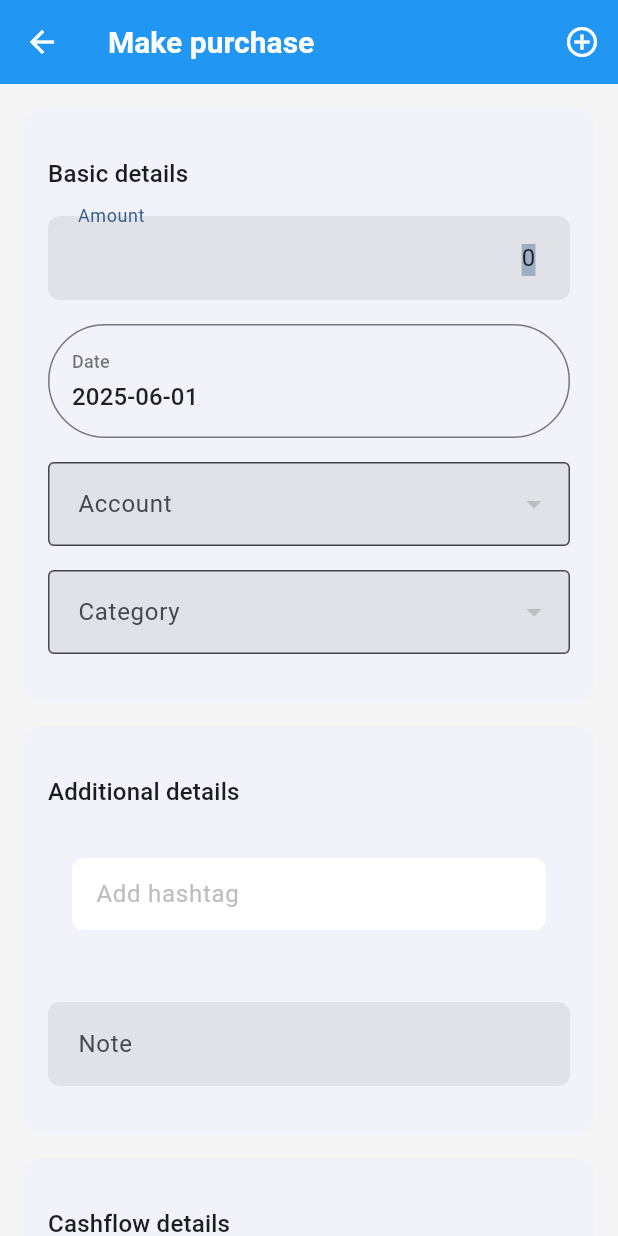
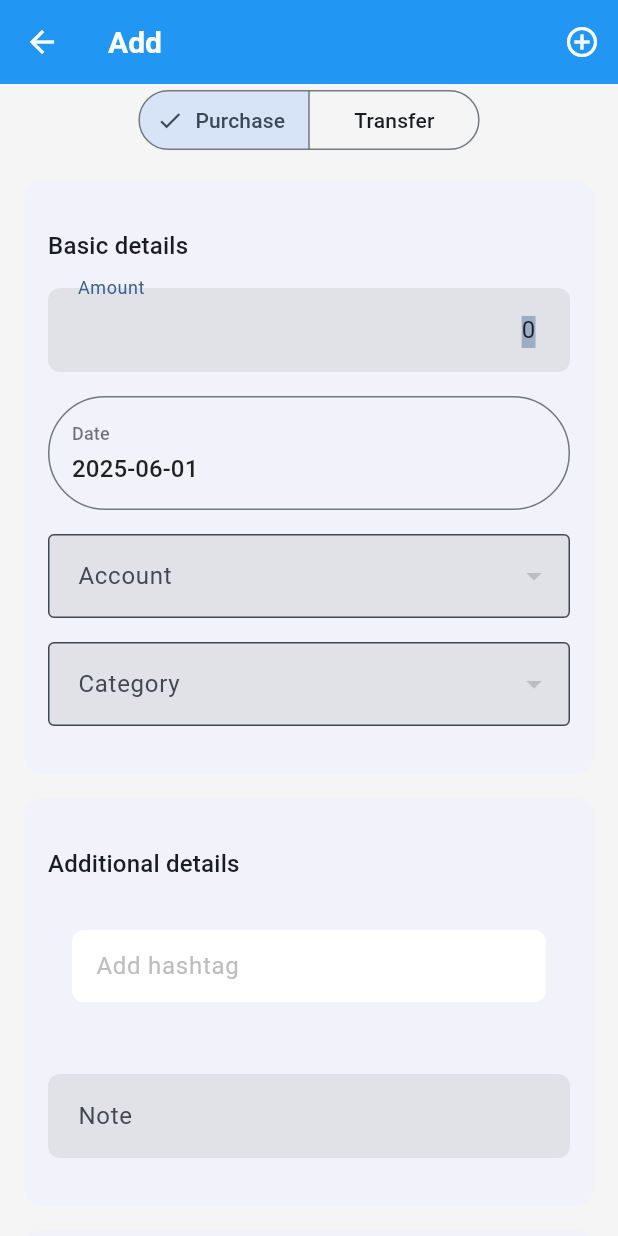
Before and after one commit to patmoreau/holefeeder-ui, a Flutter app: the HomeScreen screen opened by its route, after a tap on the "shopping cart checkout" icon, on a phone screen of 412 x 824 dp. Run offline on Flutter 3.47's test engine with Material 3 defaults, Android fonts, the phone set to English and light mode, and no system bars; our stand-ins replace decimal, dio, flutter_dotenv, go_router, hive, hive_flutter and 3 more; missing offline and left inert: auth0_flutter, cupertino_calendar_picker, pull_down_button, quick_actions; accounts and stored records are empty; generated files the repository leaves out were written again; network calls fail.

Commit message:
add transfer

```diff
--- a/lib/core/models/models.dart
+++ b/lib/core/models/models.dart
@@ -8,5 +8,6 @@ export 'pay_cashflow.dart';
 export 'store_item.dart';
 export 'tag.dart';
 export 'transaction.dart';
+export 'transfer.dart';
 export 'upcoming.dart';
 export 'user_settings.dart';
--- /dev/null
+++ b/lib/core/models/transfer.dart
@@ -0,0 +1,34 @@
+import 'package:decimal/decimal.dart';
+import 'package:intl/intl.dart';
+
+class Transfer {
+  final DateTime date;
+  final Decimal amount;
+  final String description;
+  final String fromAccountId;
+  final String toAccountId;
+
+  const Transfer({
+    required this.date,
+    required this.amount,
+    required this.description,
+    required this.fromAccountId,
+    required this.toAccountId,
+  });
+
+  factory Transfer.fromJson(Map<String, dynamic> json) => Transfer(
+    date: DateTime.parse(json['date'] as String),
+    amount: Decimal.parse(json['amount'] as String),
+    description: json['description'] as String,
+    fromAccountId: json['fromAccountId'] as String,
+    toAccountId: json['toAccountId'] as String,
+  );
+
+  Map<String, dynamic> toJson() => {
+    'date': DateFormat('yyyy-MM-dd').format(date),
+    'amount': double.parse(amount.toString()),
+    'description': description,
+    'fromAccountId': fromAccountId,
+    'toAccountId': toAccountId,
+  };
+}
--- a/lib/core/providers/data_provider.dart
+++ b/lib/core/providers/data_provider.dart
@@ -40,6 +40,8 @@ abstract class DataProvider {
   );
 
   Future<String?> makePurchase(MakePurchase item);
+
+  Future<String?> transfer(Transfer item);
 
   Future<String> payCashflow(PayCashflow item);
 }
@@ -247,6 +249,19 @@ class DataProviderImpl implements DataProvider {
   }
 
   @override
+  Future<String?> transfer(Transfer item) async {
+    try {
+      final result = await _restClient.transfer(item);
+      if (result.response.statusCode == 201) {
+        return result.data;
+      }
+      throw Exception('Could not make the transfer');
+    } catch (e) {
+      throw Exception('Could not make the transfer');
+    }
+  }
+
+  @override
   Future<String> payCashflow(PayCashflow item) async {
     try {
       final result = await _restClient.payCashflow(item);
--- a/lib/core/repositories/transaction_repository.dart
+++ b/lib/core/repositories/transaction_repository.dart
@@ -164,6 +164,21 @@ class TransactionRepository
     }
   }
 
+  Future<void> transfer(Transfer value) async {
+    try {
+      await _dataProvider.transfer(value);
+      await _getAllFromApi(value.fromAccountId);
+      developer.log(
+        'TransactionRepository: Firing TransactionAddedEvent for accountId: ${value.fromAccountId}',
+      );
+      EventBus().fire(TransactionAddedEvent(value.fromAccountId));
+      EventBus().fire(TransactionAddedEvent(value.toAccountId));
+    } catch (e) {
+      _logError('failed to make transfer', e);
+      throw Exception('Failed to make transfer');
+    }
+  }
+
   Future<List<Transaction>> getForAccount(String accountId) async {
     try {
       await ensureInitialized();
--- a/lib/core/utils/rest_client.dart
+++ b/lib/core/utils/rest_client.dart
@@ -56,6 +56,9 @@ abstract class RestClient {
   @POST('api/v2/transactions/make-purchase')
   Future<HttpResponse<String>> makePurchase(@Body() MakePurchase command);
 
+  @POST('api/v2/transactions/transfer')
+  Future<HttpResponse<String>> transfer(@Body() Transfer command);
+
   @POST('api/v2/transactions/pay-cashflow')
   Future<HttpResponse<String>> payCashflow(@Body() PayCashflow command);
 }
--- a/lib/core/view_models/screens/purchase_form_state.dart
+++ b/lib/core/view_models/screens/purchase_form_state.dart
@@ -8,7 +8,8 @@ class PurchaseFormState extends BaseFormState {
   final Decimal amount;
   final DateTime date;
   final String note;
-  final Account? selectedAccount;
+  final Account? selectedFromAccount;
+  final Account? selectedToAccount;
   final Category? selectedCategory;
   final List<String> tags;
   final bool isCashflow;
@@ -24,7 +25,8 @@ class PurchaseFormState extends BaseFormState {
     Decimal? amount,
     DateTime? date,
     this.note = '',
-    this.selectedAccount,
+    this.selectedFromAccount,
+    this.selectedToAccount,
     this.selectedCategory,
     this.tags = const [],
     this.isCashflow = false,
@@ -46,7 +48,8 @@ class PurchaseFormState extends BaseFormState {
     Decimal? amount,
     DateTime? date,
     String? note,
-    Account? selectedAccount,
+    Account? selectedFromAccount,
+    Account? selectedToAccount,
     Category? selectedCategory,
     List<String>? tags,
     bool? isCashflow,
@@ -64,7 +67,8 @@ class PurchaseFormState extends BaseFormState {
       amount: amount ?? this.amount,
       date: date ?? this.date,
       note: note ?? this.note,
-      selectedAccount: selectedAccount ?? this.selectedAccount,
+      selectedFromAccount: selectedFromAccount ?? this.selectedFromAccount,
+      selectedToAccount: selectedToAccount ?? this.selectedToAccount,
       selectedCategory: selectedCategory ?? this.selectedCategory,
       tags: tags ?? this.tags,
       isCashflow: isCashflow ?? this.isCashflow,
--- a/lib/l10n/app_en.arb
+++ b/lib/l10n/app_en.arb
@@ -1,5 +1,9 @@
 {
   "@@locale": "en",
+  "add": "Add",
+  "@addTitle": {
+    "description": "add"
+  },
   "appTitle": "Holefeeder",
   "@appTitle": {
     "description": "The application name"
@@ -28,9 +32,17 @@
   "@fieldAccount": {
     "description": "The account field label"
   },
+  "fieldAccountFrom": "From account",
+  "@fieldAccountFrom": {
+    "description": "The from account field label"
+  },
   "fieldAccountPlaceHolder": "Select your account",
   "@fieldAccountPlaceHolder": {
     "description": "Placeholder text for the account field"
+  },
+  "fieldAccountTo": "To account",
+  "@fieldAccountTo": {
+    "description": "The to account field label"
   },
   "fieldAmount": "Amount",
   "@fieldAmount": {
@@ -150,7 +162,7 @@
   "@purchaseCashflowDetails": {
     "description": "The title of the cashflow details in the purchase screen"
   },
-  "purchaseTitle": "Make purchase",
+  "purchaseTitle": "Purchase",
   "@purchaseTitle": {
     "description": "The title of the purchase screen"
   },
@@ -169,6 +181,10 @@
   "transactionsEmpty": "No transactions found",
   "@transactionsEmpty": {
     "description": "The transactions list is empty"
+  },
+  "transfer": "Transfer",
+  "@transfer": {
+    "description": "A button to transfer an item"
   },
   "upcoming": "Upcoming",
   "@upcoming": {
--- a/lib/l10n/app_fr.arb
+++ b/lib/l10n/app_fr.arb
@@ -1,5 +1,6 @@
 {
   "@@locale": "fr",
+  "add": "Ajouter",
   "appTitle": "Holefeeder",
   "back": "Retour",
   "buttonOk": "OK",
@@ -7,7 +8,9 @@
   "dashboard": "Tableau de bord",
   "errorGeneric": "Une erreur s'est produite",
   "fieldAccount": "Compte",
+  "fieldAccountFrom": "Du compte",
   "fieldAccountPlaceHolder": "Sélectionnez votre compte",
+  "fieldAccountTo": "Vers le compte",
   "fieldAmount": "Montant",
   "fieldCashflow": "Flux de trésorerie",
   "fieldCategory": "Catégorie",
@@ -41,6 +44,7 @@
   "save": "Enregistrer",
   "transactions": "Transactions",
   "transactionsEmpty": "Aucune transaction trouvée",
+  "transfer": "Transfert",
   "upcoming": "À venir",
   "upcomingEmpty": "Aucun transaction à venir",
   "validationDecimalNumber": "Le nombre doit être décimal positif",
--- a/lib/ui/views/account_form.dart
+++ b/lib/ui/views/account_form.dart
@@ -28,7 +28,7 @@ class _AccountFormState extends State<AccountForm> {
           children: [
             _buildAccountCard(context, model),
             SizedBox(height: 16),
-            CupertinoSlidingSegmentedControl<ListType>(
+            AdaptiveSegmentedControl<ListType>(
               groupValue: _selectedSegment,
               onValueChanged: (ListType? value) {
                 if (value != null) {
--- a/lib/ui/views/purchase_form.dart
+++ b/lib/ui/views/purchase_form.dart
@@ -70,8 +70,8 @@ class PurchaseForm extends StatelessWidget {
     ),
     AccountPicker(
       accounts: model.accounts,
-      selectedAccount: model.formState.selectedAccount,
-      onChanged: model.setSelectedAccount,
+      selectedAccount: model.formState.selectedFromAccount,
+      onChanged: model.setSelectedFromAccount,
     ),
     CategoryPicker(
       categories: model.categories,
--- a/lib/ui/views/purchase_screen.dart
+++ b/lib/ui/views/purchase_screen.dart
@@ -2,7 +2,6 @@ import 'package:flutter/widgets.dart';
 import 'package:go_router/go_router.dart';
 import 'package:holefeeder/core/extensions/extensions.dart';
 import 'package:holefeeder/core/models/models.dart';
-import 'package:holefeeder/core/providers/providers.dart';
 import 'package:holefeeder/core/repositories/repositories.dart';
 import 'package:holefeeder/core/services/services.dart';
 import 'package:holefeeder/core/view_models/view_models.dart';
@@ -10,6 +9,10 @@ import 'package:holefeeder/ui/services/services.dart';
 import 'package:holefeeder/ui/views/purchase_form.dart';
 import 'package:holefeeder/ui/widgets/widgets.dart';
 import 'package:provider/provider.dart';
+
+import 'purchase_transfer_form.dart';
+
+enum ListType { purchase, transfer }
 
 class PurchaseScreen extends StatefulWidget {
   final Account? account;
@@ -22,6 +25,7 @@ class PurchaseScreen extends StatefulWidget {
 
 class _PurchaseScreenState extends State<PurchaseScreen> {
   final GlobalKey<FormState> _formKey = GlobalKey<FormState>();
+  ListType _selectedSegment = ListType.purchase;
 
   @override
   Widget build(BuildContext context) => ViewModelProvider<PurchaseViewModel>(
@@ -43,7 +47,7 @@ class _PurchaseScreenState extends State<PurchaseScreen> {
                     ? LocalizationService.current.dashboard
                     : LocalizationService.current.fieldAccount,
           ),
-          title: LocalizationService.current.purchaseTitle,
+          title: LocalizationService.current.add,
           actions: [
             AdaptiveIconButton(
               onPressed: () => _save(model),
@@ -58,13 +62,39 @@ class _PurchaseScreenState extends State<PurchaseScreen> {
     return FormStateHandler(
       formState: model.formState,
       builder:
-          () => ScrollConfiguration(
+          () => Column(
+            children: [
+              AdaptiveSegmentedControl<ListType>(
+                groupValue: _selectedSegment,
+                onValueChanged: (ListType? value) {
+                  if (value != null) {
+                    setState(() {
+                      _selectedSegment = value;
+                    });
+                  }
+                },
+                children: <ListType, Widget>{
+                  ListType.purchase: Text(LocalizationService.current.purchase),
+                  ListType.transfer: Text(LocalizationService.current.transfer),
+                },
+              ),
+              Expanded(
+                child: ScrollConfiguration(
                   behavior: ScrollConfiguration.of(
                     context,
                   ).copyWith(scrollbars: true),
                   child: SafeArea(
-              child: PurchaseForm(model: model, formKey: _formKey),
+                    child:
+                        _selectedSegment == ListType.purchase
+                            ? PurchaseForm(model: model, formKey: _formKey)
+                            : PurchaseTransferForm(
+                              model: model,
+                              formKey: _formKey,
                             ),
+                  ),
+                ),
+              ),
+            ],
           ),
     );
   }
@@ -72,12 +102,26 @@ class _PurchaseScreenState extends State<PurchaseScreen> {
   void _cancel(PurchaseViewModel model) => context.pop();
 
   Future<void> _save(PurchaseViewModel model) async {
-    if (!_formKey.currentState!.validate()) {
+    // First validate the form fields using Flutter's form validation
+    final isFormValid = _formKey.currentState!.validate();
+
+    // Next, run the ViewModel's validation based on the selected segment
+    final isModelValid =
+        _selectedSegment == ListType.purchase
+            ? model.validatePurchase()
+            : model.validateTransfer();
+
+    // Only proceed if both validations pass
+    if (!isFormValid || !isModelValid) {
       return;
     }
 
     _formKey.currentState!.save();
+    if (_selectedSegment == ListType.purchase) {
       await model.makePurchase();
+    } else {
+      await model.makeTransfer();
+    }
 
     if (mounted) {
       context.popOrGoHome();
--- a/lib/ui/widgets/account_picker.dart
+++ b/lib/ui/widgets/account_picker.dart
@@ -4,12 +4,14 @@ import 'package:holefeeder/core/services/services.dart';
 import 'package:holefeeder/ui/widgets/adaptive/adaptive_picker.dart';
 
 class AccountPicker extends StatelessWidget {
+  final String? label;
   final List<Account> accounts;
   final Account? selectedAccount;
   final ValueChanged<Account?> onChanged;
 
   const AccountPicker({
     super.key,
+    this.label,
     required this.accounts,
     required this.selectedAccount,
     required this.onChanged,
@@ -17,7 +19,7 @@ class AccountPicker extends StatelessWidget {
 
   @override
   Widget build(BuildContext context) => AdaptivePicker<Account>(
-    label: LocalizationService.current.fieldAccount,
+    label: label ?? LocalizationService.current.fieldAccount,
     value: selectedAccount,
     items: accounts,
     displayStringFor: (account) => account.name,
--- a/lib/ui/widgets/adaptive/adaptive.dart
+++ b/lib/ui/widgets/adaptive/adaptive.dart
@@ -11,5 +11,6 @@ export 'adaptive_navigation_item.dart';
 export 'adaptive_navigation_scaffold.dart';
 export 'adaptive_picker.dart';
 export 'adaptive_scaffold.dart';
+export 'adaptive_segmented_control.dart';
 export 'adaptive_switch.dart';
 export 'adaptive_text_field.dart';
--- /dev/null
+++ b/lib/ui/widgets/adaptive/adaptive_segmented_control.dart
@@ -0,0 +1,107 @@
+import 'package:flutter/cupertino.dart';
+import 'package:flutter/material.dart';
+import 'package:universal_platform/universal_platform.dart';
+
+/// A segmented control that adapts to the current platform.
+///
+/// On iOS/macOS, this widget uses a [CupertinoSlidingSegmentedControl].
+/// On other platforms, it uses a Material-style segmented button.
+class AdaptiveSegmentedControl<T extends Object> extends StatelessWidget {
+  /// The value that is currently selected.
+  final T groupValue;
+
+  /// Called when a new value is selected.
+  final ValueChanged<T?> onValueChanged;
+
+  /// The map of segments to be shown as options.
+  final Map<T, Widget> children;
+
+  /// Background color for the segmented control.
+  final Color? backgroundColor;
+
+  /// Border color for Material segmented control.
+  final Color? borderColor;
+
+  /// Selected color for Material segmented control.
+  final Color? selectedColor;
+
+  /// Unselected color for Material segmented control.
+  final Color? unselectedColor;
+
+  const AdaptiveSegmentedControl({
+    super.key,
+    required this.groupValue,
+    required this.onValueChanged,
+    required this.children,
+    this.backgroundColor,
+    this.borderColor,
+    this.selectedColor,
+    this.unselectedColor,
+  });
+
+  @override
+  Widget build(BuildContext context) {
+    if (UniversalPlatform.isApple) {
+      return _buildCupertinoControl();
+    } else {
+      return _buildMaterialControl(context);
+    }
+  }
+
+  Widget _buildCupertinoControl() {
+    return CupertinoSlidingSegmentedControl<T>(
+      groupValue: groupValue,
+      onValueChanged: onValueChanged,
+      children: children,
+      backgroundColor: backgroundColor ?? CupertinoColors.systemGrey6,
+    );
+  }
+
+  Widget _buildMaterialControl(BuildContext context) {
+    final theme = Theme.of(context);
+    final selectedButtonStyle = ButtonStyle(
+      backgroundColor: WidgetStateProperty.all(
+        selectedColor ?? theme.colorScheme.primaryContainer,
+      ),
+      foregroundColor: WidgetStateProperty.all(
+        theme.colorScheme.onPrimaryContainer,
+      ),
+    );
+
+    final unselectedButtonStyle = ButtonStyle(
+      backgroundColor: WidgetStateProperty.all(
+        unselectedColor ?? theme.colorScheme.surface,
+      ),
+      foregroundColor: WidgetStateProperty.all(theme.colorScheme.onSurface),
+      side: WidgetStateProperty.all(
+        BorderSide(color: borderColor ?? theme.colorScheme.outline),
+      ),
+    );
+
+    return Container(
+      decoration: BoxDecoration(
+        color: backgroundColor,
+        borderRadius: BorderRadius.circular(8),
+      ),
+      child: SegmentedButton<T>(
+        segments:
+            children.entries.map((entry) {
+              return ButtonSegment<T>(value: entry.key, label: entry.value);
+            }).toList(),
+        selected: {groupValue},
+        onSelectionChanged: (Set<T> selected) {
+          if (selected.isNotEmpty) {
+            onValueChanged(selected.first);
+          }
+        },
+        style:
+            selectedColor != null ||
+                    unselectedColor != null ||
+                    borderColor != null
+                ? unselectedButtonStyle
+                : null,
+        emptySelectionAllowed: false,
+      ),
+    );
+  }
+}
```
Also changed, not shown: lib/core/view_models/screens/purchase_view_model.dart (+52 -9 lines), lib/ui/views/purchase_transfer_form.dart (added, +86 -0 lines), lib/core/utils/rest_client.g.dart, lib/l10n/generated/app_localizations.dart, lib/l10n/generated/app_localizations_en.dart, lib/l10n/generated/app_localizations_fr.dart. Lines whose indentation alone changed are shown as unchanged.
